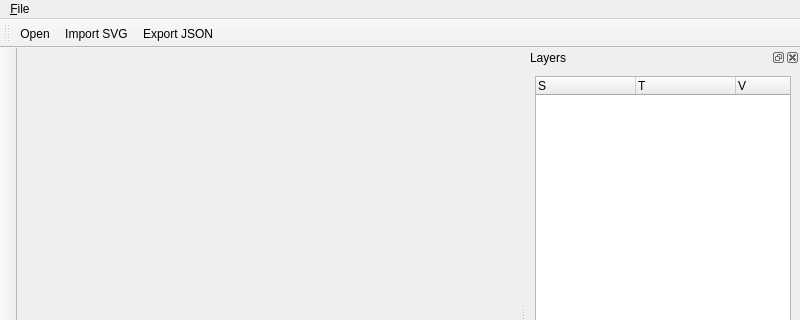
oneminute/LaserController, file src/ui/LaserControllerWindow.ui: the form before one commit; both pictures show x 0 to 800 and y 0 to 320 of the 800 by 600 pixel window.
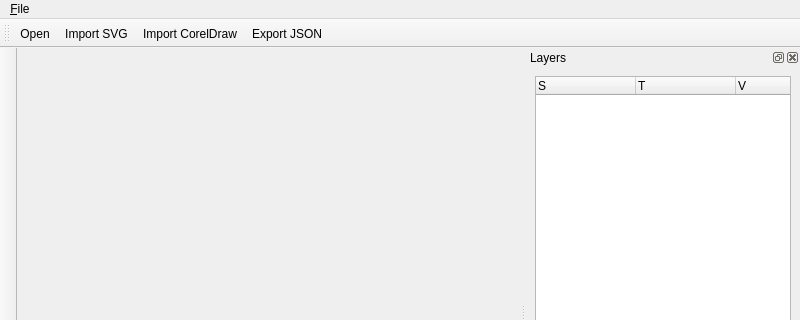
The form after the commit. Icons and pictures are not drawn. Custom widgets are drawn as their Qt base class.

Commit message: 实现了从CorelDraw抓取，但包含位图图元会出现错误。

```diff
--- a/src/ui/LaserControllerWindow.ui
+++ b/src/ui/LaserControllerWindow.ui
@@ -46,6 +46,7 @@
    </attribute>
    <addaction name="actionOpen"/>
    <addaction name="actionImportSVG"/>
+   <addaction name="actionImportCorelDraw"/>
    <addaction name="actionExportJSON"/>
   </widget>
   <widget class="QDockWidget" name="dockWidgetLayers">
@@ -313,6 +314,14 @@
     <string>Spline Tool</string>
    </property>
   </action>
+  <action name="actionImportCorelDraw">
+   <property name="text">
+    <string>Import CorelDraw</string>
+   </property>
+   <property name="toolTip">
+    <string>Import CorelDraw</string>
+   </property>
+  </action>
  </widget>
  <customwidgets>
   <customwidget>
```
Left out of the diff: 9 changed lines with no effect on the pictures. The commit also changes 9 other files.
